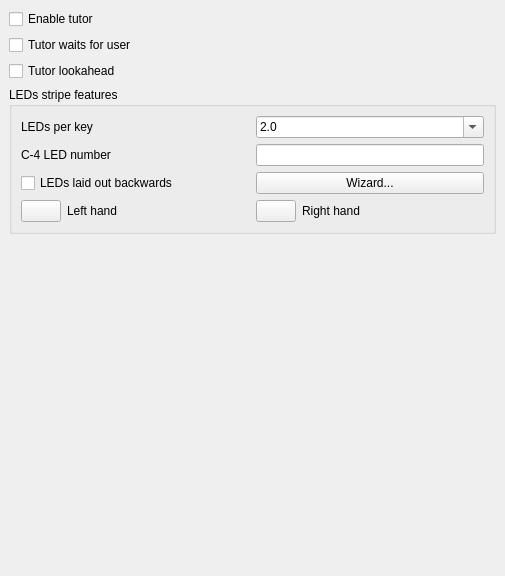
Old version of the form mscore/pianotutorpanel.ui in the repository ronaldpratanata/MuseScore.
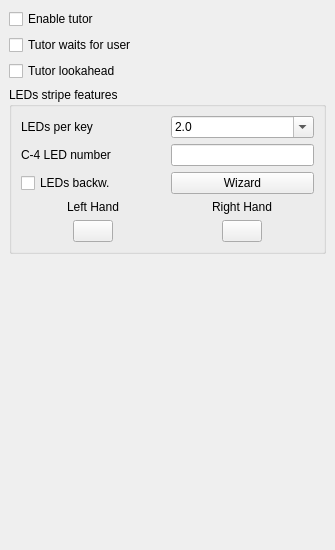
New version of the form.

Commit message: attempt of reducing width of piano tutor panel

```diff
--- a/mscore/pianotutorpanel.ui
+++ b/mscore/pianotutorpanel.ui
@@ -6,10 +6,16 @@
    <rect>
     <x>0</x>
     <y>0</y>
-    <width>505</width>
-    <height>576</height>
+    <width>335</width>
+    <height>550</height>
    </rect>
   </property>
+  <property name="minimumSize">
+   <size>
+    <width>335</width>
+    <height>550</height>
+   </size>
+  </property>
   <property name="floating">
    <bool>false</bool>
   </property>
@@ -61,6 +67,18 @@
            </item>
            <item>
             <widget class="QComboBox" name="lightsPerMeter">
+             <property name="sizePolicy">
+              <sizepolicy hsizetype="Minimum" vsizetype="Fixed">
+               <horstretch>0</horstretch>
+               <verstretch>0</verstretch>
+              </sizepolicy>
+             </property>
+             <property name="minimumSize">
+              <size>
+               <width>80</width>
+               <height>0</height>
+              </size>
+             </property>
              <property name="editable">
               <bool>true</bool>
              </property>
@@ -95,6 +113,12 @@
                <verstretch>0</verstretch>
               </sizepolicy>
              </property>
+             <property name="minimumSize">
+              <size>
+               <width>80</width>
+               <height>0</height>
+              </size>
+             </property>
              <property name="baseSize">
               <size>
                <width>48</width>
@@ -104,6 +128,9 @@
              <property name="toolTip">
               <string>Usually half your stripe size minus 1, e.g., for a 144 stripe, try 71</string>
              </property>
+             <property name="text">
+              <string/>
+             </property>
             </widget>
            </item>
           </layout>
@@ -113,22 +140,48 @@
            <item>
             <widget class="QCheckBox" name="backwardLayout">
              <property name="text">
-              <string>LEDs laid out backwards</string>
+              <string>LEDs backw.</string>
              </property>
             </widget>
            </item>
            <item>
             <widget class="QPushButton" name="tutorWizard">
+             <property name="minimumSize">
+              <size>
+               <width>80</width>
+               <height>0</height>
+              </size>
+             </property>
              <property name="text">
-              <string>Wizard...</string>
+              <string>Wizard</string>
              </property>
             </widget>
            </item>
           </layout>
          </item>
          <item>
-          <layout class="QHBoxLayout" name="horizontalLayout">
-           <item>
+          <layout class="QGridLayout" name="gridLayout">
+           <item row="0" column="1" alignment="Qt::AlignHCenter">
+            <widget class="QLabel" name="label_3">
+             <property name="text">
+              <string>Right Hand</string>
+             </property>
+            </widget>
+           </item>
+           <item row="1" column="1" alignment="Qt::AlignHCenter">
+            <widget class="QPushButton" name="rightHandColor">
+             <property name="sizePolicy">
+              <sizepolicy hsizetype="Fixed" vsizetype="Fixed">
+               <horstretch>0</horstretch>
+               <verstretch>0</verstretch>
+              </sizepolicy>
+             </property>
+             <property name="text">
+              <string/>
+             </property>
+            </widget>
+           </item>
+           <item row="1" column="0" alignment="Qt::AlignHCenter">
             <widget class="QPushButton" name="leftHandColor">
              <property name="sizePolicy">
               <sizepolicy hsizetype="Fixed" vsizetype="Fixed">
@@ -141,30 +194,10 @@
              </property>
             </widget>
            </item>
-           <item>
+           <item row="0" column="0" alignment="Qt::AlignHCenter">
             <widget class="QLabel" name="label_2">
              <property name="text">
-              <string>Left hand</string>
-             </property>
-            </widget>
-           </item>
-           <item>
-            <widget class="QPushButton" name="rightHandColor">
-             <property name="sizePolicy">
-              <sizepolicy hsizetype="Fixed" vsizetype="Fixed">
-               <horstretch>0</horstretch>
-               <verstretch>0</verstretch>
-              </sizepolicy>
-             </property>
-             <property name="text">
-              <string/>
-             </property>
-            </widget>
-           </item>
-           <item>
-            <widget class="QLabel" name="label_3">
-             <property name="text">
-              <string>Right hand</string>
+              <string>Left Hand</string>
              </property>
             </widget>
            </item>
```
Left out of the diff: 4 changed lines with no effect on the pictures.
